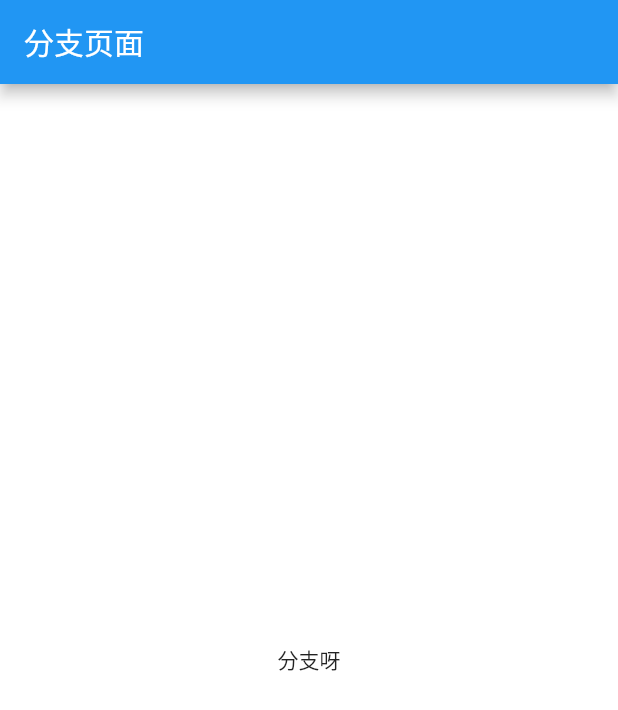
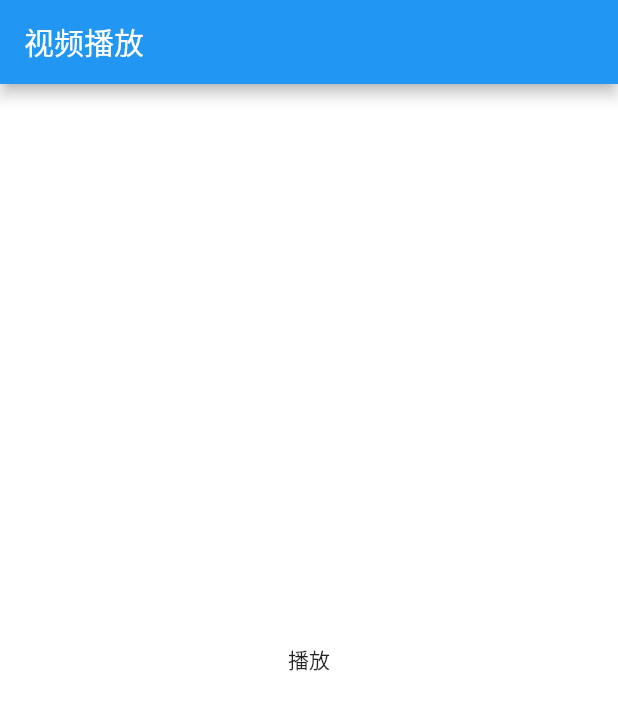
Before and after one commit to 1037438704/function_flutter, a Flutter app: the screen it shows after launch, on a phone screen of 412 x 824 dp. Shown: the top 710 px of the screen. Run offline on Flutter 3.47's test engine with Material 2 defaults, Android fonts, the phone set to English and light mode, and no system bars.

Commit message:
视频播放分支

```diff
--- a/lib/main.dart
+++ b/lib/main.dart
@@ -15,3 +15,5 @@ class MyApp extends StatelessWidget {
     );
   }
 }
+///二维码流程
+///1.先申请权限
--- a/lib/pages/my_home_page.dart
+++ b/lib/pages/my_home_page.dart
@@ -6,8 +6,8 @@ class MyHomePage extends StatelessWidget{
   Widget build(BuildContext context) {
     return Scaffold(
       backgroundColor: Colors.white,
-      appBar: AppBar(title: Text("分支页面"),),
-      body: Center(child: Text("分支呀"),),
+      appBar: AppBar(title: Text("视频播放"),),
+      body: Center(child: Text("播放"),),
     );
   }
 }
--- a/pubspec.yaml
+++ b/pubspec.yaml
@@ -23,6 +23,8 @@ dependencies:
   # The following adds the Cupertino Icons font to your application.
   # Use with the CupertinoIcons class for iOS style icons.
   cupertino_icons: ^0.1.2
+  qrscan: ^0.1.3
+
 
 dev_dependencies:
   flutter_test:
```
Also changed, not shown: pubspec.lock.
